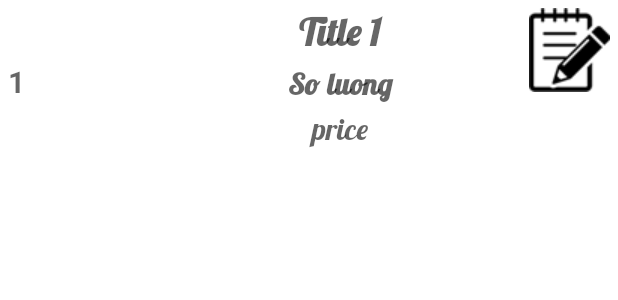
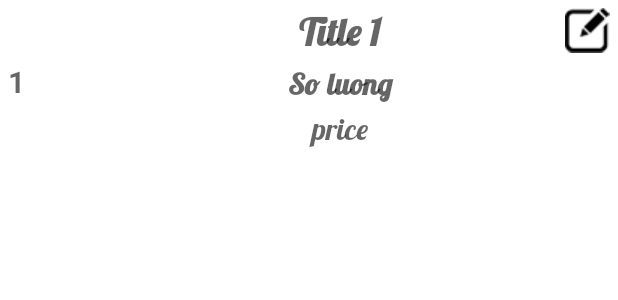
Before and after one commit to kienvu19/AppOrderFoodBasic, an Android app: the layout cartlist.xml on its own in the app's theme, with its tools: preview values and no code run, on a phone screen of 412 x 824 dp. Shown: the top 300 px of the screen. Run offline under Robolectric (Android 15) with nearby library versions, the phone set to English and light mode, and no system bars.

Commit message:
First Project Android Studio

```diff
--- a/app/src/main/java/com/example/OrderFoodAppbyKienVu/MainActivity.java
+++ b/app/src/main/java/com/example/OrderFoodAppbyKienVu/MainActivity.java
@@ -27,7 +27,6 @@ import java.util.ArrayList;
 import java.util.List;
 import java.util.Locale;
 
-import kotlin.Lazy;
 
 public class MainActivity extends AppCompatActivity{
     private FoodAdapter foodAdapter;
@@ -42,8 +41,6 @@ public class MainActivity extends AppCompatActivity{
         super.onCreate(savedInstanceState);
         setContentView(R.layout.activity_main);
 
-        Locale localeVN = new Locale("vi", "VN");
-        NumberFormat currencyVN = NumberFormat.getCurrencyInstance(localeVN);
 
         SearchView searchView = findViewById(R.id.SearchView);
         searchView.clearFocus();
--- a/app/src/main/java/com/example/OrderFoodAppbyKienVu/UpdateDeleteActivity.java
+++ b/app/src/main/java/com/example/OrderFoodAppbyKienVu/UpdateDeleteActivity.java
@@ -80,7 +80,10 @@ public class UpdateDeleteActivity extends AppCompatActivity {
                 soluongx--;
                 if(soluongx<1){
 //                    Toast.makeText(UpdateDeleteActivity.this, "Không nhỏ hơn 1", Toast.LENGTH_SHORT).show();
-                    confirmDialog();
+//                    confirmDialog();
+                    DBHelper myDB = new DBHelper(UpdateDeleteActivity.this);
+                    myDB.deleteOneRow(id);
+                    finish();
                 }
                 else{
                     sl_input.setText(String.valueOf(soluongx));
--- a/app/src/main/res/layout/cartlist.xml
+++ b/app/src/main/res/layout/cartlist.xml
@@ -37,7 +37,7 @@
             android:layout_width="wrap_content"
             android:layout_height="wrap_content"
             android:layout_alignParentEnd="true"
-            android:background="@drawable/suamonanfix"></ImageView>
+            android:background="@drawable/suamonan"></ImageView>
 
         <LinearLayout
             android:layout_width="match_parent"
```
Also changed, not shown: app/src/main/res/drawable/suamonan.png (added).
